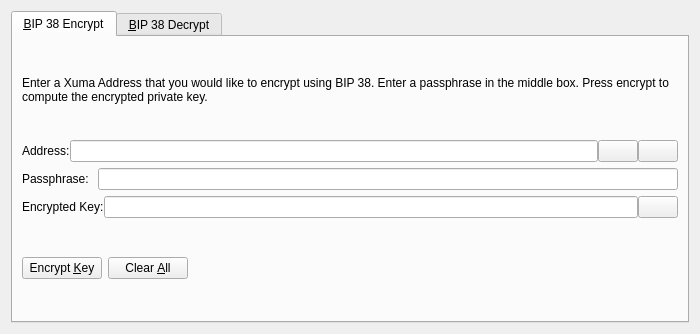
Above: src/qt/forms/bip38tooldialog.ui from xumacoin/xuma-core before the change. Below: the same form after it.
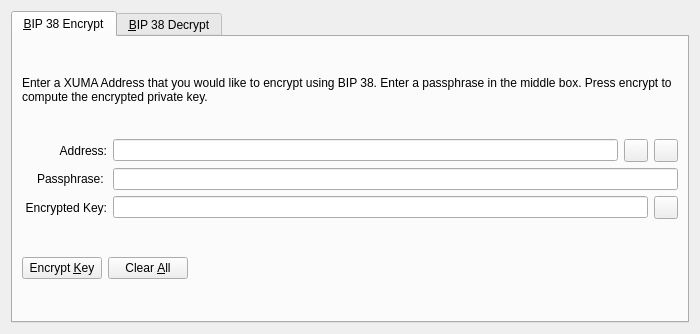
That is the form after the change. The open tabs and pages were chosen to show the change. Icons and pictures are not drawn. Custom widgets are drawn as their Qt base class.

```diff
--- a/src/qt/forms/bip38tooldialog.ui
+++ b/src/qt/forms/bip38tooldialog.ui
@@ -30,7 +30,7 @@
        <item>
         <widget class="QLabel" name="infoLabel_ENC">
          <property name="text">
-          <string>Enter a Xuma Address that you would like to encrypt using BIP 38. Enter a passphrase in the middle box. Press encrypt to compute the encrypted private key.</string>
+          <string>Enter a XUMA Address that you would like to encrypt using BIP 38. Enter a passphrase in the middle box. Press encrypt to compute the encrypted private key.</string>
          </property>
          <property name="textFormat">
           <enum>Qt::PlainText</enum>
@@ -42,11 +42,17 @@
        </item>
        <item>
         <layout class="QHBoxLayout" name="horizontalLayout_1_ENC">
-         <property name="spacing">
-          <number>0</number>
-         </property>
          <item>
           <widget class="QLabel" name="label_5">
+           <property name="alignment">
+            <set>Qt::AlignRight|Qt::AlignTrailing|Qt::AlignVCenter</set>
+           </property>
+           <property name="minimumSize">
+            <size>
+             <width>85</width>
+             <height>0</height>
+            </size>
+           </property>
            <property name="text">
             <string>Address:</string>
            </property>
@@ -60,7 +66,7 @@
           </widget>
          </item>
          <item>
-          <widget class="QPushButton" name="addressBookButton_ENC">
+          <widget class="QToolButton" name="addressBookButton_ENC">
            <property name="toolTip">
             <string>Choose previously used address</string>
            </property>
@@ -74,13 +80,10 @@
            <property name="shortcut">
             <string>Alt+A</string>
            </property>
-           <property name="autoDefault">
-            <bool>false</bool>
-           </property>
           </widget>
          </item>
          <item>
-          <widget class="QPushButton" name="pasteButton_ENC">
+          <widget class="QToolButton" name="pasteButton_ENC">
            <property name="toolTip">
             <string>Paste address from clipboard</string>
            </property>
@@ -94,9 +97,6 @@
            <property name="shortcut">
             <string>Alt+P</string>
            </property>
-           <property name="autoDefault">
-            <bool>false</bool>
-           </property>
           </widget>
          </item>
         </layout>
@@ -105,6 +105,15 @@
         <layout class="QHBoxLayout" name="horizontalLayout_5">
          <item>
           <widget class="QLabel" name="label_6">
+           <property name="alignment">
+            <set>Qt::AlignRight|Qt::AlignTrailing|Qt::AlignVCenter</set>
+           </property>
+           <property name="minimumSize">
+            <size>
+             <width>85</width>
+             <height>0</height>
+            </size>
+           </property>
            <property name="text">
             <string>Passphrase: </string>
            </property>
@@ -121,11 +130,17 @@
        </item>
        <item>
         <layout class="QHBoxLayout" name="horizontalLayout_2_ENC">
-         <property name="spacing">
-          <number>0</number>
-         </property>
          <item>
           <widget class="QLabel" name="encryptedKeyLabel_ENC">
+           <property name="alignment">
+            <set>Qt::AlignRight|Qt::AlignTrailing|Qt::AlignVCenter</set>
+           </property>
+           <property name="minimumSize">
+            <size>
+             <width>85</width>
+             <height>0</height>
+            </size>
+           </property>
            <property name="text">
             <string>Encrypted Key:</string>
            </property>
@@ -147,7 +162,7 @@
           </widget>
          </item>
          <item>
-          <widget class="QPushButton" name="copyKeyButton_ENC">
+          <widget class="QToolButton" name="copyKeyButton_ENC">
            <property name="toolTip">
             <string>Copy the current signature to the system clipboard</string>
            </property>
@@ -158,9 +173,6 @@
             <iconset resource="../xuma.qrc">
              <normaloff>:/icons/editcopy</normaloff>:/icons/editcopy</iconset>
            </property>
-           <property name="autoDefault">
-            <bool>false</bool>
-           </property>
           </widget>
          </item>
         </layout>
```
Left out of the diff: 50 changed lines with no effect on the pictures.
